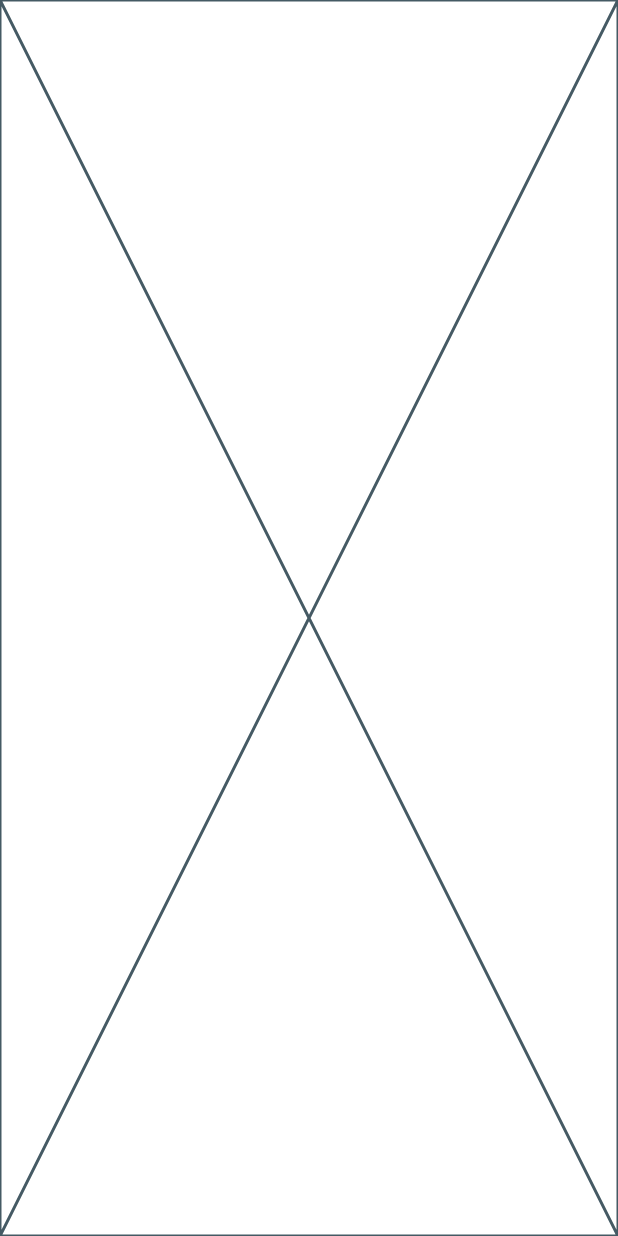
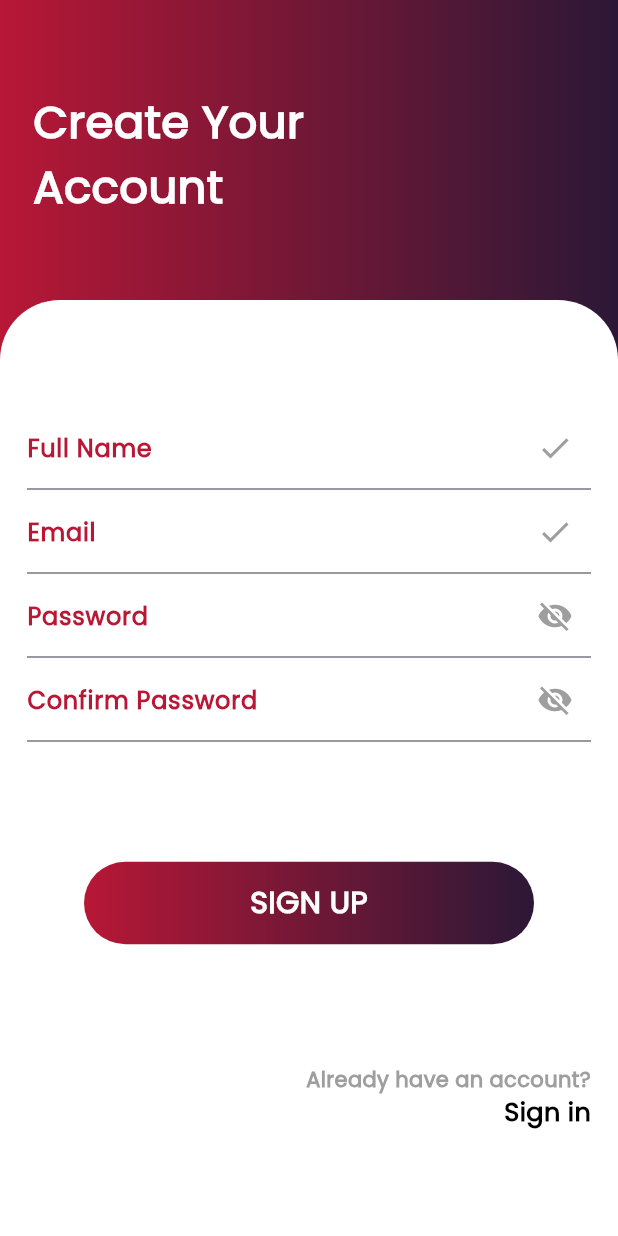
Before and after one commit to CarrotNinja/ScholarSphere, a Flutter app: the screen it shows after launch, after a tap on "SIGN UP", on a phone screen of 412 x 824 dp. Run offline on Flutter 3.47's test engine with Material 3 defaults, Android fonts, the phone set to English and light mode, and no system bars.

Commit message:
Added Register Page

```diff
--- a/scholar_sphere/lib/pages/register_screen.dart
+++ b/scholar_sphere/lib/pages/register_screen.dart
@@ -1,10 +1,144 @@
 import 'package:flutter/cupertino.dart';
+import 'package:flutter/material.dart';
 
 class RegisterScreen extends StatelessWidget {
   const RegisterScreen({super.key});
 
   @override
   Widget build(BuildContext context) {
-    return const Placeholder();
+    return Scaffold(
+        body: Stack(
+      children: [
+        Container(
+          height: double.infinity,
+          width: double.infinity,
+          decoration: const BoxDecoration(
+              gradient: LinearGradient(colors: [
+            Color(0xffB81736),
+            Color(0xff2B1836),
+          ])),
+          child: const Padding(
+            padding: EdgeInsets.only(top: 60.0, left: 22),
+            child: Text(
+              'Create Your\nAccount',
+              style: TextStyle(
+                  fontSize: 30,
+                  color: Colors.white,
+                  fontWeight: FontWeight.bold),
+            ),
+          ),
+        ),
+        Padding(
+          padding: const EdgeInsets.only(top: 200.0),
+          child: Container(
+            decoration: BoxDecoration(
+              borderRadius: BorderRadius.only(
+                  topLeft: Radius.circular(40), topRight: Radius.circular(40)),
+              color: Colors.white,
+            ),
+            height: double.infinity,
+            width: double.infinity,
+            child: Padding(
+              padding: const EdgeInsets.only(left: 18.0, right: 18.0),
+              child: Column(
+                mainAxisAlignment: MainAxisAlignment.center,
+                children: [
+                  TextField(
+                    decoration: InputDecoration(
+                        suffixIcon: Icon(Icons.check, color: Colors.grey),
+                        label: Text(
+                          'Full Name',
+                          style: TextStyle(
+                              fontWeight: FontWeight.bold,
+                              color: Color(0xffB81736)),
+                        )),
+                  ),
+                  TextField(
+                    decoration: InputDecoration(
+                        suffixIcon:
+                            Icon(Icons.check, color: Colors.grey),
+                        label: Text(
+                          'Email',
+                          style: TextStyle(
+                              fontWeight: FontWeight.bold,
+                              color: Color(0xffB81736)),
+                        )),
+                  ),
+                  TextField(
+                    decoration: InputDecoration(
+                        suffixIcon:
+                            Icon(Icons.visibility_off, color: Colors.grey),
+                        label: Text(
+                          'Password',
+                          style: TextStyle(
+                              fontWeight: FontWeight.bold,
+                              color: Color(0xffB81736)),
+                        )),
+                  ),
+                  TextField(
+                    decoration: InputDecoration(
+                        suffixIcon:
+                            Icon(Icons.visibility_off, color: Colors.grey),
+                        label: Text(
+                          'Confirm Password',
+                          style: TextStyle(
+                              fontWeight: FontWeight.bold,
+                              color: Color(0xffB81736)),
+                        )),
+                  ),
+
+                  SizedBox(
+                    height: 10,
+                  ),
+
+                  SizedBox(
+                    height: 70,
+                  ),
+                  Container(
+                    height: 55,
+                    width: 300,
+                    decoration: BoxDecoration(
+                        borderRadius: BorderRadius.circular(30),
+                        gradient: LinearGradient(colors: [
+                          Color(0xffB81736),
+                          Color(0xff2B1836),
+                        ])),
+                    child: Center(
+                      child: Text('SIGN UP',
+                          style: TextStyle(
+                            fontWeight: FontWeight.bold,
+                            fontSize: 20,
+                            color: Colors.white,
+                          )),
+                    ),
+                  ),
+                  SizedBox(
+                    height: 80,
+                  ),
+                  Align(
+                    alignment: Alignment.bottomRight,
+                    child: Column(
+                      mainAxisAlignment: MainAxisAlignment.end,
+                      crossAxisAlignment: CrossAxisAlignment.end,
+                      children: [
+                        Text("Already have an account?",style: TextStyle(
+                          fontWeight: FontWeight.bold,
+                          color: Colors.grey,
+                        ),),
+                        Text("Sign in",style: TextStyle(
+                          fontWeight: FontWeight.bold,
+                          fontSize: 17,
+                          color: Colors.black,
+                        ),),
+                      ],
+                    ),
+                  )
+                ],
+              ),
+            ),
+          ),
+        ),
+      ],
+    ));
   }
 }
```
